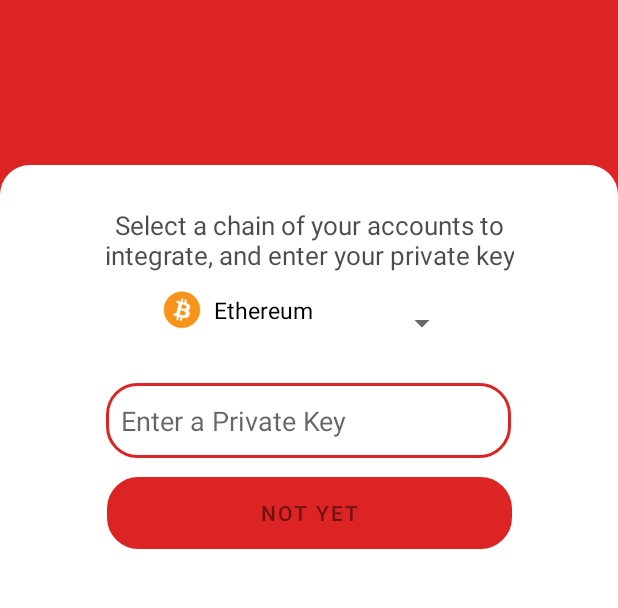
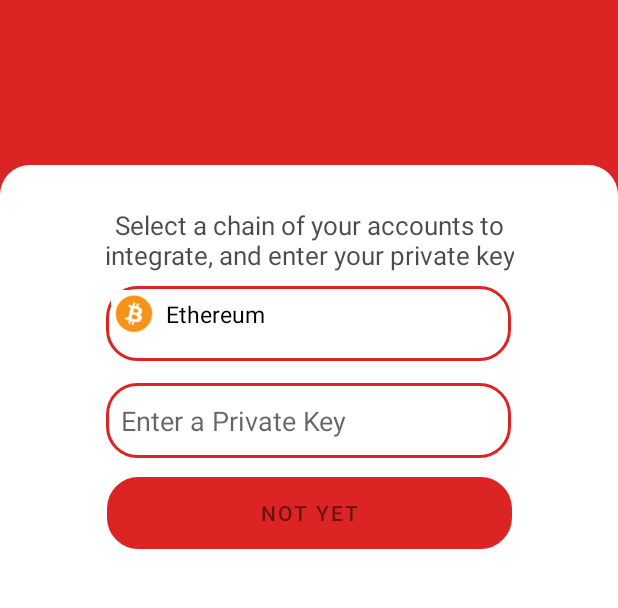
Before and after one commit to 2021-Defi-Hackathon-NEC/2021-Defi, an Android app: the login_2 screen opened directly, with no data from a screen before it, on a phone screen of 412 x 824 dp, the part 315-923 px from its top. Run offline under Robolectric (Android 15) with nearby library versions, the phone set to English and light mode, and no system bars.

Commit message:
login_2 design

```diff
--- a/wallet_bottomnav2/app/src/main/res/layout/activity_login2.xml
+++ b/wallet_bottomnav2/app/src/main/res/layout/activity_login2.xml
@@ -48,9 +48,11 @@
 
         <Spinner
             android:id="@+id/spinner_coins"
-            android:layout_width="200dp"
+            android:layout_width="270dp"
             android:layout_height="50dp"
             android:spinnerMode="dropdown"
+            android:hint="Select Chain"
+            android:background="@drawable/round_button"
             app:layout_constraintBottom_toTopOf="@+id/button4"
             app:layout_constraintEnd_toEndOf="parent"
             app:layout_constraintHorizontal_bias="0.497"
```
Also changed, not shown: wallet_bottomnav2/app/src/main/java/com/example/wallet_bottom_nav_2/login_1.java (+14 -0 lines).
